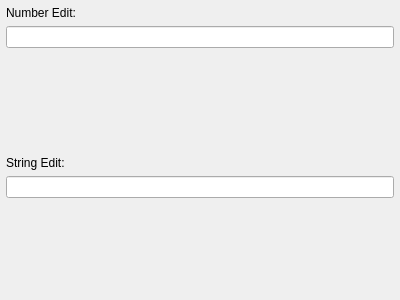
Above: ui/StringNumberEditWidget.ui from kipr/botui before the change. Below: the same form after it.
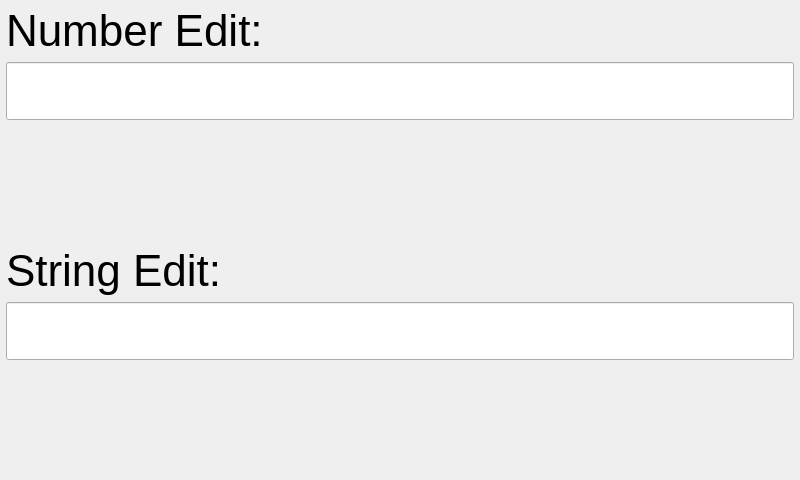
That is the form after the change. Custom widgets are drawn as their Qt base class.

```diff
--- a/ui/StringNumberEditWidget.ui
+++ b/ui/StringNumberEditWidget.ui
@@ -6,8 +6,8 @@
    <rect>
     <x>0</x>
     <y>0</y>
-    <width>400</width>
-    <height>300</height>
+    <width>800</width>
+    <height>480</height>
    </rect>
   </property>
   <property name="windowTitle">
@@ -28,6 +28,11 @@
    </property>
    <item>
     <widget class="QLabel" name="label_2">
+     <property name="font">
+      <font>
+       <pointsize>33</pointsize>
+      </font>
+     </property>
      <property name="text">
       <string>Number Edit:</string>
      </property>
@@ -35,6 +40,11 @@
    </item>
    <item>
     <widget class="LineEdit" name="number">
+     <property name="font">
+      <font>
+       <pointsize>33</pointsize>
+      </font>
+     </property>
      <property name="frame">
       <bool>true</bool>
      </property>
@@ -58,13 +68,24 @@
    </item>
    <item>
     <widget class="QLabel" name="label">
+     <property name="font">
+      <font>
+       <pointsize>33</pointsize>
+      </font>
+     </property>
      <property name="text">
       <string>String Edit:</string>
      </property>
     </widget>
    </item>
    <item>
-    <widget class="LineEdit" name="string"/>
+    <widget class="LineEdit" name="string">
+     <property name="font">
+      <font>
+       <pointsize>33</pointsize>
+      </font>
+     </property>
+    </widget>
    </item>
    <item>
     <spacer name="verticalSpacer">
```
